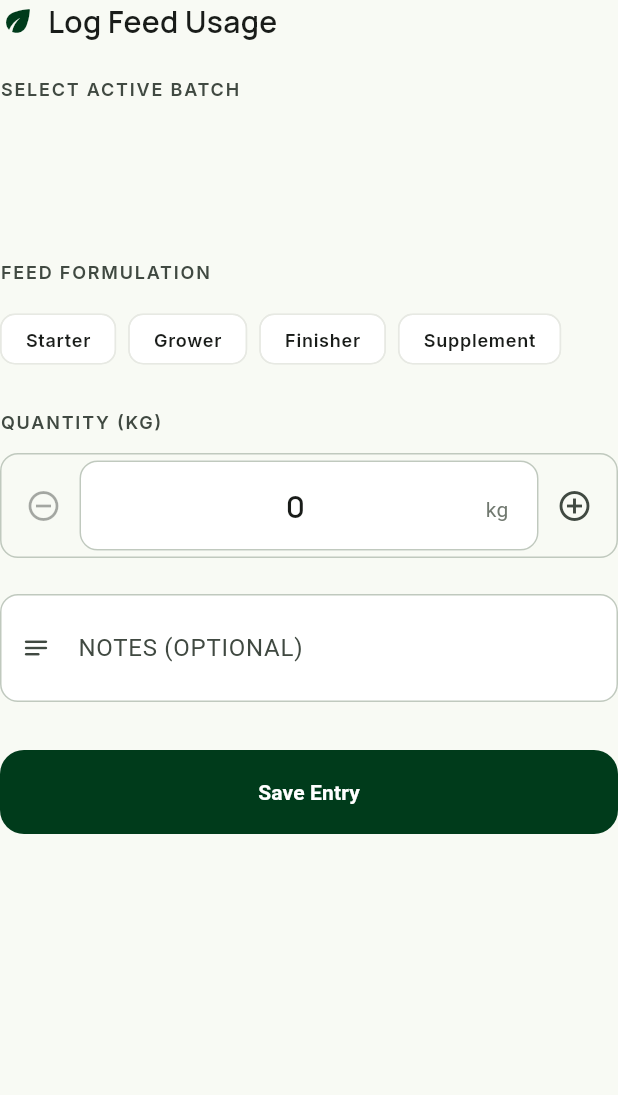
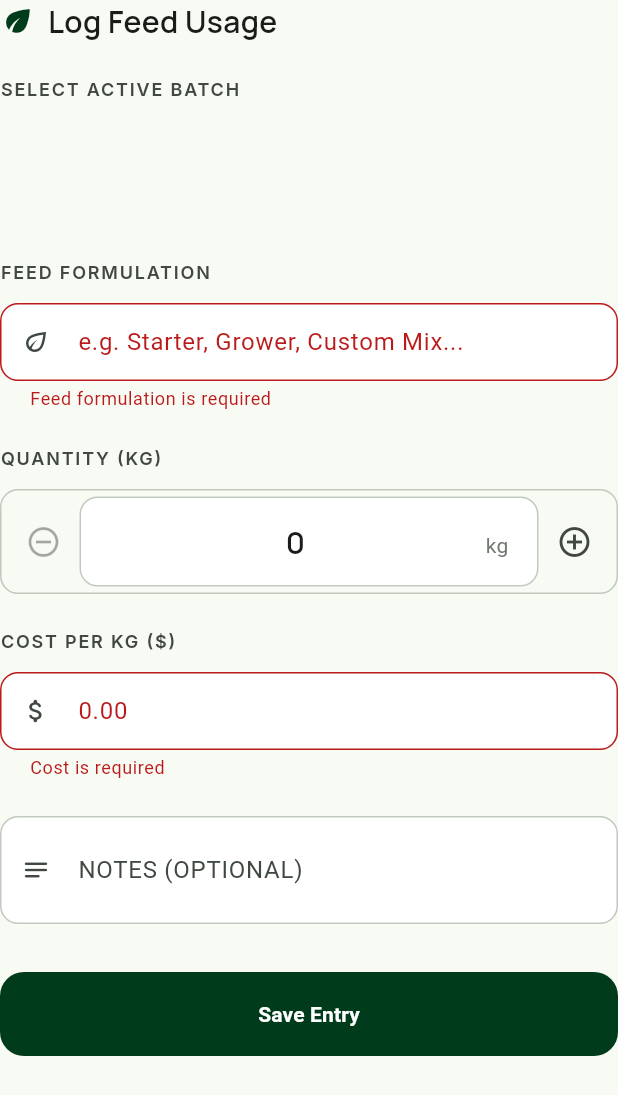
Before and after one commit to Junaid546/agroprecision, a Flutter app: the _AddFeedForm widget shown alone on an empty page, opened directly, after a tap on "Save Entry", on a phone screen of 412 x 824 dp. Shown: the top 1095 px of the screen. Run offline on Flutter 3.47's test engine with Material 3 defaults, Android fonts, the phone set to English and light mode, and no system bars; our stand-ins replace fl_chart, flutter_local_notifications, flutter_riverpod, go_router, google_fonts, hive and 7 more; accounts and stored records are empty; generated files the repository leaves out were written again.

Commit message:
feat: implement LogActivitySheet UI with multi-action forms and add task providers

```diff
--- a/lib/features/dashboard/widgets/log_activity_sheet.dart
+++ b/lib/features/dashboard/widgets/log_activity_sheet.dart
@@ -252,16 +252,26 @@ class _AddFeedForm extends ConsumerStatefulWidget {
 class _AddFeedFormState extends ConsumerState<_AddFeedForm> {
   final _formKey = GlobalKey<FormState>();
   BatchModel? _selectedBatch;
-  String? _feedType;
+  final _feedTypeController = TextEditingController();
   int _quantity = 0;
   final _notesController = TextEditingController();
   final _quantityController = TextEditingController(text: '0');
+  final _costPerKgController = TextEditingController();
   bool _isLoading = false;
 
   @override
   void initState() {
     super.initState();
     _selectedBatch = ref.read(autoSelectedBatchProvider);
+  }
+
+  @override
+  void dispose() {
+    _feedTypeController.dispose();
+    _notesController.dispose();
+    _quantityController.dispose();
+    _costPerKgController.dispose();
+    super.dispose();
   }
 
   @override
@@ -344,29 +354,11 @@ class _AddFeedFormState extends ConsumerState<_AddFeedForm> {
           Text('FEED FORMULATION',
             style: AppTypography.labelBold.copyWith(color: AppColors.onSurfaceVariant, letterSpacing: 1.2)),
           const SizedBox(height: 12),
-          Wrap(
-            spacing: 8,
-            runSpacing: 8,
-            children: ['Starter', 'Grower', 'Finisher', 'Supplement'].map((type) {
-              final isSelected = _feedType == type;
-              return FilterChip(
-                label: Text(type),
-                selected: isSelected,
-                onSelected: (val) => setState(() => _feedType = type),
-                selectedColor: AppColors.primary.withValues(alpha: 0.1),
-                checkmarkColor: AppColors.primary,
-                labelStyle: AppTypography.labelBold.copyWith(
-                  color: isSelected ? AppColors.primary : AppColors.onSurface,
-                ),
-                shape: RoundedRectangleBorder(
-                  borderRadius: BorderRadius.circular(10),
-                  side: BorderSide(
-                    color: isSelected ? AppColors.primary : AppColors.surfaceContainerHigh,
-                  ),
-                ),
-                backgroundColor: Colors.white,
-              );
-            }).toList(),
+          TextFormField(
+            controller: _feedTypeController,
+            decoration: _inputDecoration('e.g. Starter, Grower, Custom Mix...', Icons.eco_outlined),
+            style: AppTypography.bodyMd,
+            validator: (v) => v == null || v.trim().isEmpty ? 'Feed formulation is required' : null,
           ),
 
           const SizedBox(height: 24),
@@ -375,6 +367,24 @@ class _AddFeedFormState extends ConsumerState<_AddFeedForm> {
             style: AppTypography.labelBold.copyWith(color: AppColors.onSurfaceVariant, letterSpacing: 1.2)),
           const SizedBox(height: 12),
           _buildStepper(),
+
+          const SizedBox(height: 24),
+
+          Text('COST PER KG (\$)',
+            style: AppTypography.labelBold.copyWith(color: AppColors.onSurfaceVariant, letterSpacing: 1.2)),
+          const SizedBox(height: 12),
+          TextFormField(
+            controller: _costPerKgController,
+            keyboardType: const TextInputType.numberWithOptions(decimal: true),
+            inputFormatters: [FilteringTextInputFormatter.allow(RegExp(r'^\d+\.?\d{0,2}'))],
+            decoration: _inputDecoration('0.00', Icons.attach_money_rounded),
+            style: AppTypography.bodyMd,
+            validator: (v) {
+              if (v == null || v.trim().isEmpty) return 'Cost is required';
+              if (double.tryParse(v) == null) return 'Invalid amount';
+              return null;
+            },
+          ),
 
           const SizedBox(height: 24),
 
@@ -473,13 +483,16 @@ class _AddFeedFormState extends ConsumerState<_AddFeedForm> {
     }
     setState(() => _isLoading = true);
     try {
+      final costPerKg = double.tryParse(_costPerKgController.text.trim()) ?? 0.0;
+      final totalAmount = costPerKg * _quantity;
+
       final expense = ExpenseModel.create(
         batchId: _selectedBatch!.id,
         farmId: _selectedBatch!.farmId,
-        amount: 0,
+        amount: totalAmount,
         category: ExpenseCategory.feed,
         description:
-            'Feed: $_feedType, Qty: $_quantity kg. ${_notesController.text}',
+            'Feed: ${_feedTypeController.text.trim()}, Qty: $_quantity kg. ${_notesController.text}',
         date: DateTime.now(),
         quantity: _quantity.toDouble(),
         unit: 'kg',
--- a/lib/features/tasks/providers/task_providers.dart
+++ b/lib/features/tasks/providers/task_providers.dart
@@ -3,6 +3,7 @@ import '../../../data/models/task_model.dart';
 import '../../../data/repositories/task_repository.dart';
 import '../../../shared/providers/repository_providers.dart';
 import '../../../services/notification_service.dart';
+import '../../dashboard/providers/dashboard_providers.dart';
 
 // Selected date for task screen (default today)
 final taskSelectedDateProvider =
@@ -58,6 +59,7 @@ class TaskActionNotifier extends StateNotifier<AsyncValue<void>> {
       }
       _ref.invalidate(tasksForDateProvider);
       _ref.invalidate(taskProgressProvider);
+      _ref.invalidate(dashboardSummaryProvider);
       state = const AsyncValue.data(null);
     } catch (e, st) {
       state = AsyncValue.error(e, st);
@@ -76,6 +78,7 @@ class TaskActionNotifier extends StateNotifier<AsyncValue<void>> {
       await _repo.markAllDoneForDate(date);
       _ref.invalidate(tasksForDateProvider);
       _ref.invalidate(taskProgressProvider);
+      _ref.invalidate(dashboardSummaryProvider);
       state = const AsyncValue.data(null);
     } catch (e, st) {
       state = AsyncValue.error(e, st);
@@ -110,6 +113,7 @@ class TaskActionNotifier extends StateNotifier<AsyncValue<void>> {
       await _repo.create(task);
       _ref.invalidate(tasksForDateProvider);
       _ref.invalidate(taskProgressProvider);
+      _ref.invalidate(dashboardSummaryProvider);
       state = const AsyncValue.data(null);
     } catch (e, st) {
       state = AsyncValue.error(e, st);
@@ -126,6 +130,7 @@ class TaskActionNotifier extends StateNotifier<AsyncValue<void>> {
       await _repo.delete(taskId);
       _ref.invalidate(tasksForDateProvider);
       _ref.invalidate(taskProgressProvider);
+      _ref.invalidate(dashboardSummaryProvider);
       state = const AsyncValue.data(null);
     } catch (e, st) {
       state = AsyncValue.error(e, st);
```
